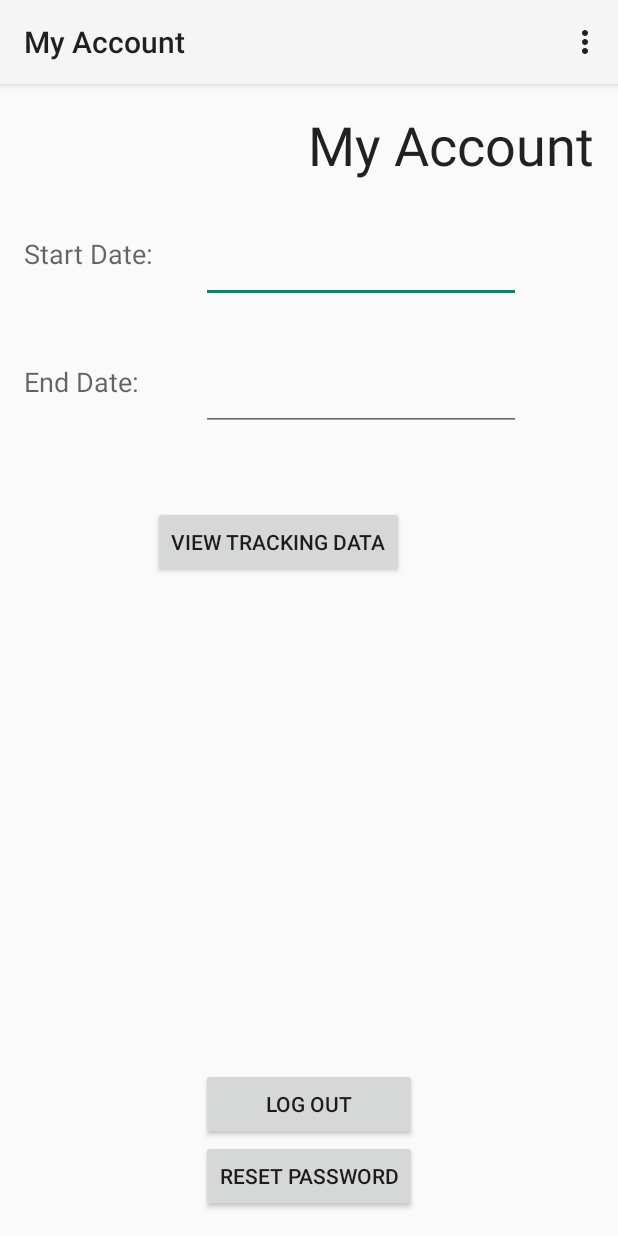
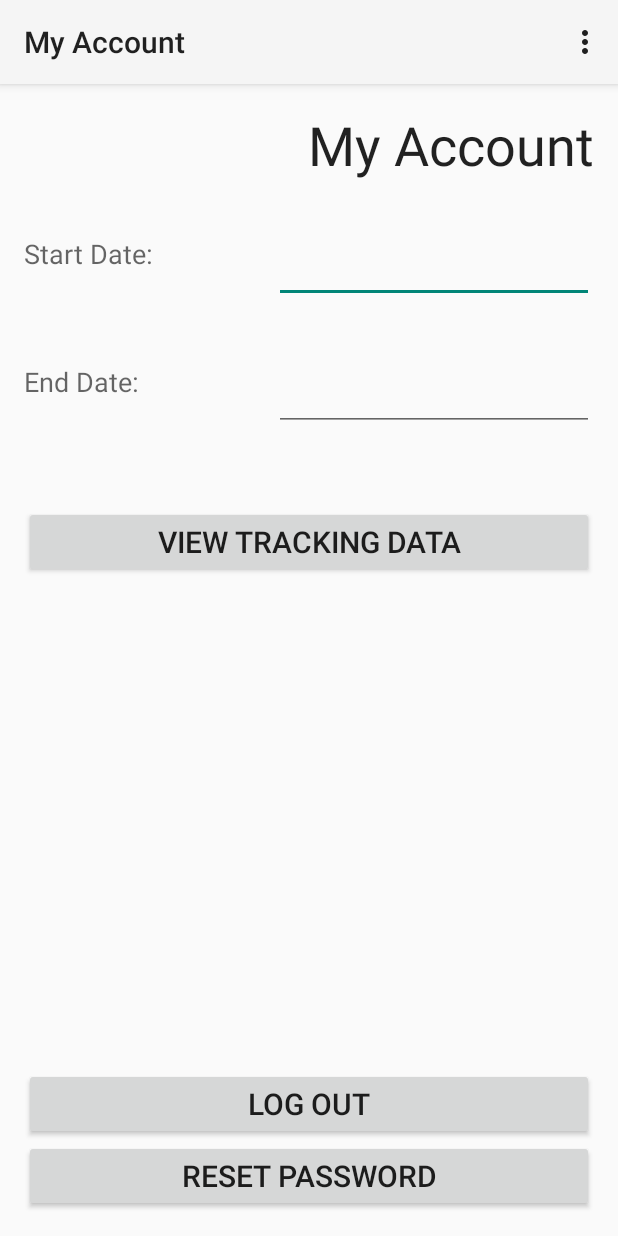
Before and after one commit to crimsongold/gps_app_ver2, an Android app: the MyAccount screen opened directly, with no data from a screen before it, on a phone screen of 412 x 824 dp. Run offline under Robolectric (Android 15) with nearby library versions, the phone set to English and light mode, and no system bars.

Commit message:
Making the style of the app more continuous.

```diff
--- a/app/src/main/res/layout/activity_login.xml
+++ b/app/src/main/res/layout/activity_login.xml
@@ -73,7 +73,6 @@
             android:layout_marginTop="16dp"
             android:text="Log In"
             android:textSize="20sp"
-            android:textStyle="bold"
             android:textColor="#ff000000"/>
 
     </LinearLayout>
--- a/app/src/main/res/layout/activity_my_account.xml
+++ b/app/src/main/res/layout/activity_my_account.xml
@@ -27,9 +27,13 @@
         android:id="@+id/reset_password"
         android:layout_width="wrap_content"
         android:layout_height="wrap_content"
+        android:text="Reset Password"
         android:layout_alignParentBottom="true"
-        android:layout_centerHorizontal="true"
-        android:text="Reset Password"/>
+        android:layout_alignParentLeft="true"
+        android:layout_alignParentStart="true"
+        android:layout_alignParentRight="true"
+        android:layout_alignParentEnd="true"
+        android:textSize="20sp"/>
 
     <Button
         android:id="@+id/view_data_button"
@@ -37,9 +41,12 @@
         android:layout_height="wrap_content"
         android:layout_below="@+id/end_date_input"
         android:layout_marginTop="50dp"
-        android:layout_toEndOf="@+id/start_date_text"
-        android:layout_toRightOf="@+id/start_date_text"
-        android:text="View Tracking Data"/>
+        android:text="View Tracking Data"
+        android:layout_alignParentRight="true"
+        android:layout_alignParentEnd="true"
+        android:layout_alignParentLeft="true"
+        android:layout_alignParentStart="true"
+        android:textSize="20sp"/>
 
     <TextView
         android:id="@+id/start_date_text"
@@ -56,11 +63,11 @@
         android:id="@+id/start_date_input"
         android:layout_width="wrap_content"
         android:layout_height="wrap_content"
-        android:layout_alignLeft="@+id/reset_password"
-        android:layout_alignStart="@+id/reset_password"
+        android:ems="10"
+        android:inputType="date"
         android:layout_alignTop="@+id/start_date_text"
-        android:ems="10"
-        android:inputType="date"/>
+        android:layout_alignRight="@+id/acct_text"
+        android:layout_alignEnd="@+id/acct_text"/>
 
     <TextView
         android:id="@+id/end_date_text"
@@ -77,20 +84,21 @@
         android:id="@+id/end_date_input"
         android:layout_width="wrap_content"
         android:layout_height="wrap_content"
-        android:layout_alignLeft="@+id/start_date_input"
-        android:layout_alignStart="@+id/start_date_input"
+        android:ems="10"
+        android:inputType="date"
         android:layout_alignTop="@+id/end_date_text"
-        android:ems="10"
-        android:inputType="date"/>
+        android:layout_alignRight="@+id/view_data_button"
+        android:layout_alignEnd="@+id/view_data_button"/>
 
     <Button
         android:id="@+id/logout_button"
         android:layout_width="wrap_content"
         android:layout_height="wrap_content"
         android:layout_above="@+id/reset_password"
-        android:layout_alignEnd="@+id/reset_password"
-        android:layout_alignLeft="@+id/reset_password"
-        android:layout_alignRight="@+id/reset_password"
-        android:layout_alignStart="@+id/reset_password"
-        android:text="Log out"/>
+        android:text="Log out"
+        android:layout_alignRight="@+id/view_data_button"
+        android:layout_alignEnd="@+id/view_data_button"
+        android:layout_alignParentLeft="true"
+        android:layout_alignParentStart="true"
+        android:textSize="20sp"/>
 </RelativeLayout>
```
Also changed, not shown: app/src/main/res/layout/activity_register.xml (+35 -19 lines).
